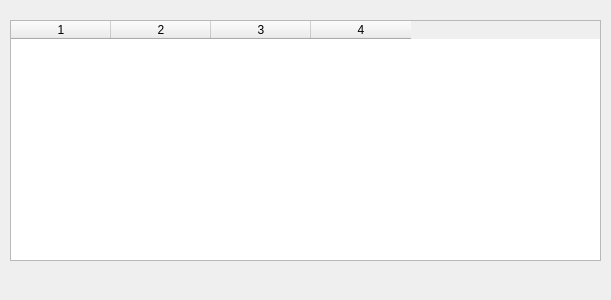
First picture: the form in databasedialog.ui, repository MikPak/MD5-generator, before the edit.
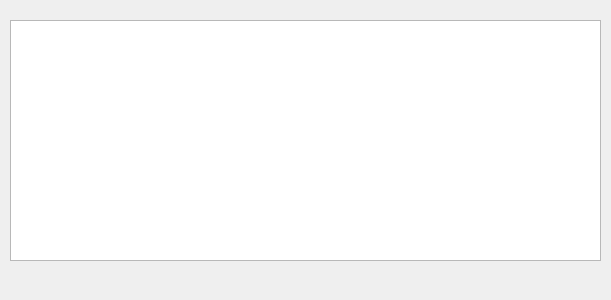
Second picture: the form after the edit.

Commit message: Started working on class handling database connection

What changed in the file:
```diff
--- a/databasedialog.ui
+++ b/databasedialog.ui
@@ -28,7 +28,7 @@
    <property name="frameShadow">
     <enum>QFrame::Raised</enum>
    </property>
-   <widget class="QTableWidget" name="tableWidget">
+   <widget class="QTableView" name="tableView">
     <property name="geometry">
      <rect>
       <x>0</x>
@@ -37,19 +37,6 @@
       <height>241</height>
      </rect>
     </property>
-    <property name="gridStyle">
-     <enum>Qt::SolidLine</enum>
-    </property>
-    <property name="rowCount">
-     <number>0</number>
-    </property>
-    <property name="columnCount">
-     <number>4</number>
-    </property>
-    <column/>
-    <column/>
-    <column/>
-    <column/>
    </widget>
   </widget>
  </widget>
```
The commit also changes 5 other files.
